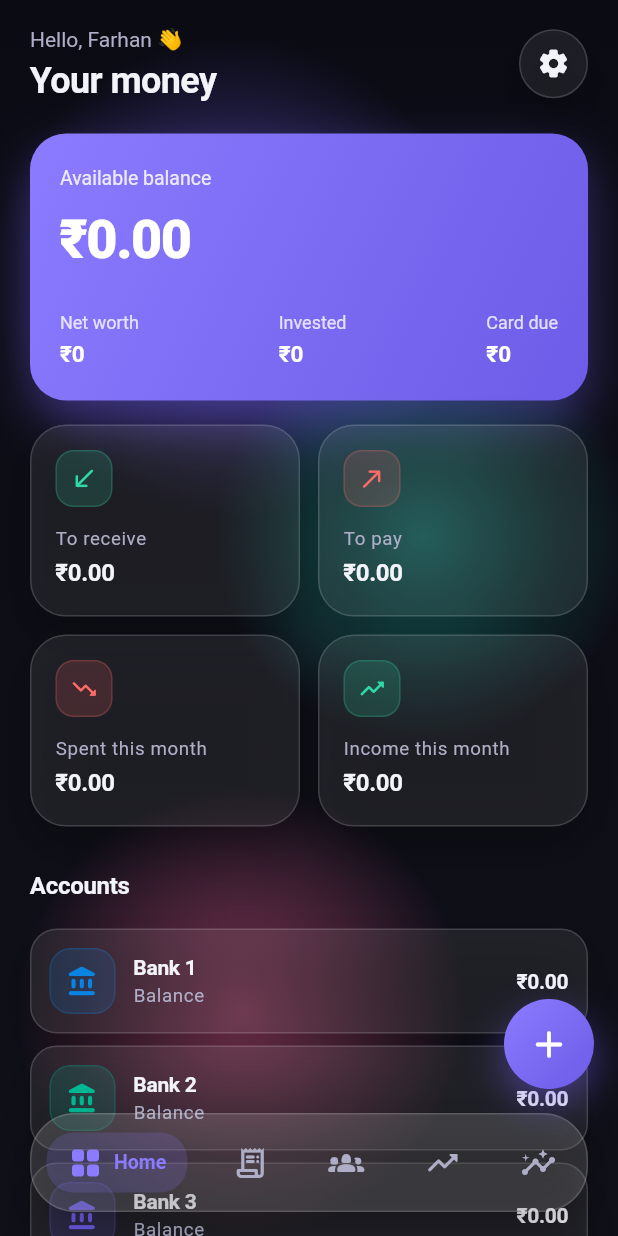
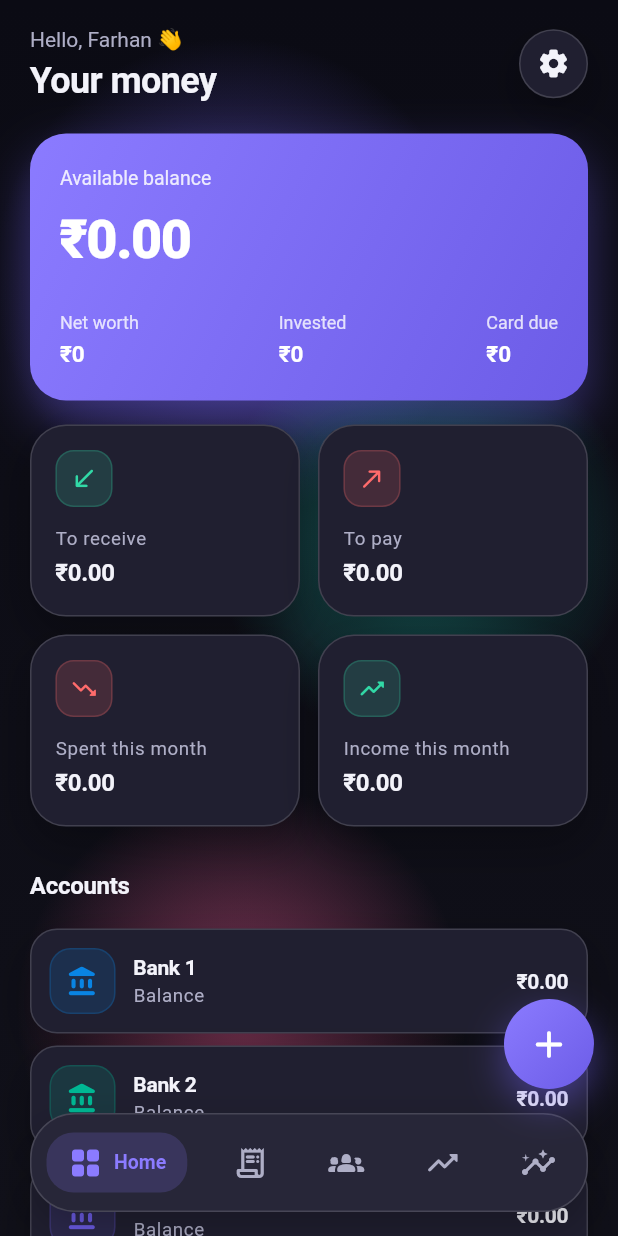
Before and after one commit to syedfarhan-596/Portfolio, a Flutter app: the screen it shows after launch, on a phone screen of 412 x 824 dp. Run offline on Flutter 3.47's test engine with Material 3 defaults, Android fonts, the phone set to English and light mode, and no system bars; our stand-ins replace file_picker, flutter_contacts, flutter_local_notifications, flutter_riverpod, share_plus, shared_preferences and 2 more; missing offline and left inert: another_telephony; accounts and stored records are empty.

Commit message:
Fix credit/debit misclassification on card-name collision, readability, add version label
- Root-cause fix for SMS type misclassification: the bare word 'credit' in
  the classifier matched "SBI Credit Card" itself (not an actual credited
  transaction), so any card message without an explicit debit verb — a
  statement-generated notice, a due-date alert — got recorded as income.
  Strip "credit card"/"debit card" out of the text before checking for
  debit/credit verbs, so the card's own brand name can never be mistaken
  for a transaction direction, regardless of what other words get added to
  the lists later. Also denylist a few statement/due-notice phrases as an
  extra layer.
- Fix low readability of cards/dropdowns/text fields now that the blur
  effect is gone: glassFill/glassFillStrong were a near-transparent white
  wash (as low as 8% opacity in dark mode) designed to be diffused by the
  backdrop blur. Without blur they just let the background show through
  inconsistently and fought with text. Made them solid surface colors.
- Add a visible app version label in Settings so it's possible to confirm
  which build is actually installed, given how often a stale APK has been
  the real cause of "this isn't working" during this project.

```diff
--- /dev/null
+++ b/farhans-wallet-flutter/lib/core/app_info.dart
@@ -0,0 +1,5 @@
+/// Kept in sync with pubspec.yaml's `version:` on every release so the app
+/// can show what's actually installed — useful for confirming a build is the
+/// one you think it is, since Android will silently keep an old APK around
+/// if a signature/install issue ever stops an update from landing.
+const String appVersionLabel = 'Pocket Flow v1.7.0 (9)';
--- a/farhans-wallet-flutter/lib/core/theme/tokens.dart
+++ b/farhans-wallet-flutter/lib/core/theme/tokens.dart
@@ -112,8 +112,12 @@ class AppTokens extends ThemeExtension<AppTokens> {
     blobA: Color(0xFF6C5CE7),
     blobB: Color(0xFF1FB6A6),
     blobC: Color(0xFFE0568B),
-    glassFill: Color(0x14FFFFFF),
-    glassFillStrong: Color(0x24FFFFFF),
+    // Solid surface colors, not translucent — these used to be a thin white
+    // wash meant to be diffused by a backdrop blur. With the blur gone (it
+    // was costing real frame time on lower-end devices), a near-transparent
+    // fill just let the background blobs show through and fight with text.
+    glassFill: Color(0xFF201F30),
+    glassFillStrong: Color(0xFF272638),
     glassBorder: Color(0x26FFFFFF),
     glassHighlight: Color(0x33FFFFFF),
     textHigh: Color(0xFFF3F3FA),
@@ -139,8 +143,9 @@ class AppTokens extends ThemeExtension<AppTokens> {
     blobA: Color(0xFF8B7BFF),
     blobB: Color(0xFF5BD6C2),
     blobC: Color(0xFFFF9BC0),
-    glassFill: Color(0xCCFFFFFF),
-    glassFillStrong: Color(0xF2FFFFFF),
+    // Solid, not translucent — same reasoning as the dark palette above.
+    glassFill: Color(0xFFFFFFFF),
+    glassFillStrong: Color(0xFFFFFFFF),
     glassBorder: Color(0x33FFFFFF),
     glassHighlight: Color(0x80FFFFFF),
     textHigh: Color(0xFF16161F),
--- a/farhans-wallet-flutter/lib/features/settings/settings_screen.dart
+++ b/farhans-wallet-flutter/lib/features/settings/settings_screen.dart
@@ -1,6 +1,7 @@
 import 'package:flutter/material.dart';
 import 'package:flutter_riverpod/flutter_riverpod.dart';
 
+import '../../core/app_info.dart';
 import '../../core/theme/tokens.dart';
 import '../../core/widgets/bits.dart';
 import '../../core/widgets/buttons.dart';
@@ -191,6 +192,11 @@ class _SettingsScreenState extends ConsumerState<SettingsScreen> {
               ],
             ),
           ),
+          const SizedBox(height: Insets.md),
+          Center(
+            child: Text(appVersionLabel,
+                style: context.text.bodySmall?.copyWith(color: t.textLow)),
+          ),
         ],
       ),
     );
--- a/farhans-wallet-flutter/pubspec.yaml
+++ b/farhans-wallet-flutter/pubspec.yaml
@@ -1,7 +1,7 @@
 name: farhans_wallet
 description: "Farhan's Wallet — premium offline expense, lending & investment tracker."
 publish_to: 'none'
-version: 1.6.0+8
+version: 1.7.0+9
 
 environment:
   sdk: ^3.5.0
```
Also changed, not shown: farhans-wallet-flutter/lib/services/sms_parser.dart (+19 -4 lines).
